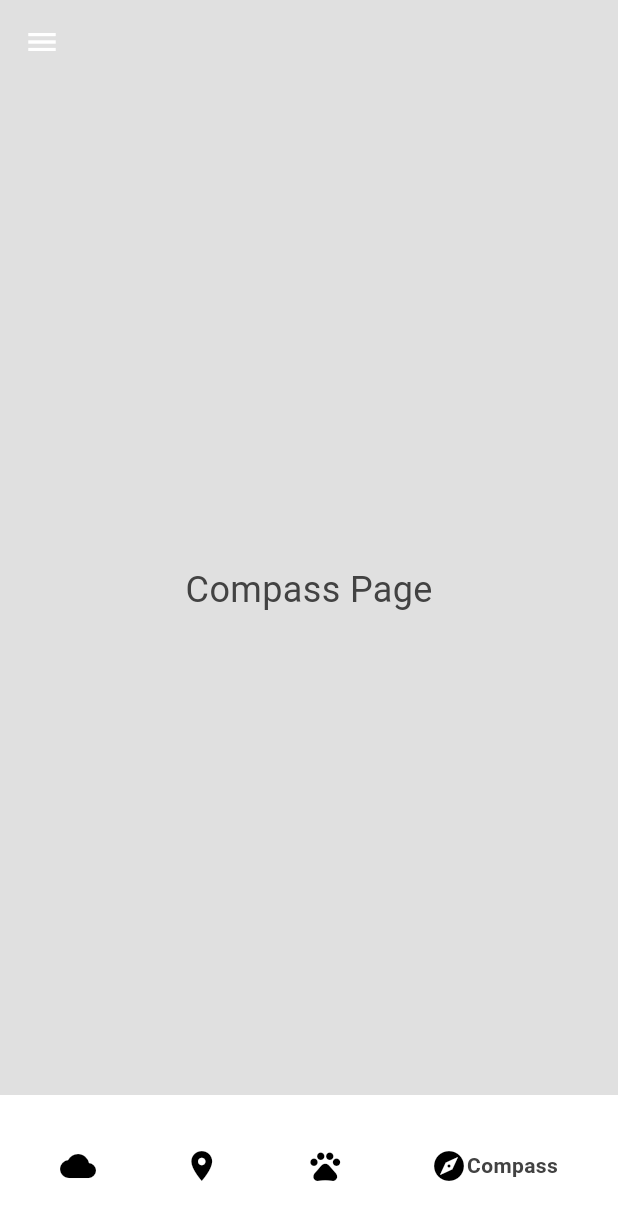
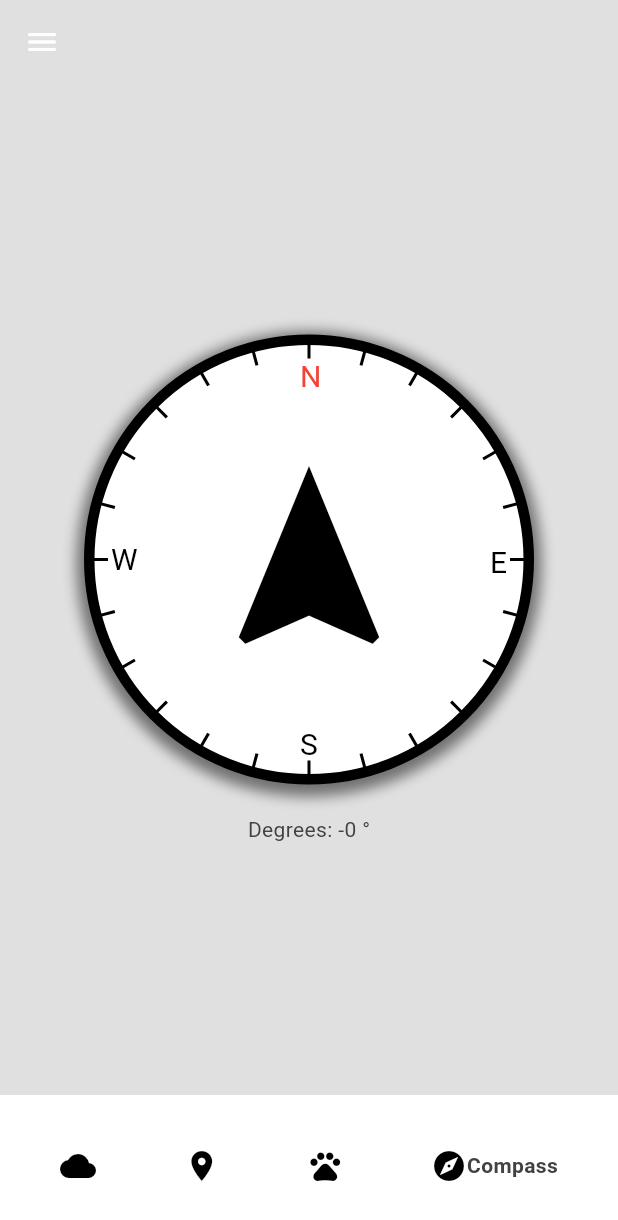
Before and after one commit to toska05/apapp, a Flutter app: the screen it shows once a user with an empty profile is signed in, item 4 of the bottom bar chosen, on a phone screen of 412 x 824 dp. Shown: the top 1220 px of the screen. Run offline on Flutter 3.47's test engine with Material 3 defaults, Android fonts, the light colour scheme and no system bars; drawn by our look-alikes of google_nav_bar; our stand-ins replace cloud_firestore, firebase_auth, firebase_core, geocoding, geolocator, google_fonts and 2 more; accounts and stored records are empty.

Commit message:
Compass 1.0
Posible Improvements:
- Smoother animation
- Improve visuals

```diff
--- a/lib/pages/compass_page.dart
+++ b/lib/pages/compass_page.dart
@@ -1,4 +1,7 @@
 import 'package:flutter/material.dart';
+import 'dart:async';
+import 'dart:math' as math;
+import 'package:sensors_plus/sensors_plus.dart';
 
 class CompassPage extends StatelessWidget {
   const CompassPage({super.key});
@@ -6,7 +9,184 @@ class CompassPage extends StatelessWidget {
   @override
   Widget build(BuildContext context) {
     return const Center(
-      child: Text('Compass Page', style: TextStyle(fontSize: 24)),
+      child: Compass(),
     );
   }
 }
+class Compass extends StatefulWidget {
+  const Compass({super.key});
+
+  @override
+  State<Compass> createState() => _CompassState();
+}
+
+class _CompassState extends State<Compass> {
+  MagnetometerEvent _magnetometerEvent =
+      MagnetometerEvent(0, 0, 0, DateTime.now());
+
+  StreamSubscription? _subscription;
+
+  @override
+  void initState() {
+    super.initState();
+    _subscription = magnetometerEventStream().listen((event) {
+      setState(() {
+        _magnetometerEvent = event;
+      });
+    });
+  }
+
+  @override
+  void dispose() {
+    _subscription?.cancel();
+    super.dispose();
+  }
+
+  double _calculateDegrees(double x, double y) {
+    double heading = math.atan2(y, x);
+    heading = heading * (180 / math.pi);
+
+    // Ensure the value is between 0 and 360
+    if (heading < 0) {
+      heading -= 360;
+    }
+
+    return heading * -1;
+  }
+
+  @override
+  Widget build(BuildContext context) {
+    final degrees =
+        _calculateDegrees(_magnetometerEvent.x, _magnetometerEvent.y);
+    final angle = degrees * (math.pi / 180);
+
+    return SingleChildScrollView(
+      child: Column(
+        mainAxisAlignment: MainAxisAlignment.center,
+        children: <Widget>[
+          Stack(
+            alignment: Alignment.center,
+            children: [
+              // Outer ring with cardinal directions
+              Container(
+                width: 300,
+                height: 300,
+                decoration: BoxDecoration(
+                  shape: BoxShape.circle,
+                  color: Colors.white, // Fill with white color
+                  border: Border.all(color: Colors.black, width: 6),
+                  boxShadow: [
+                    BoxShadow(
+                      color: Colors.black.withAlpha((0.5 * 255).toInt()),
+                      spreadRadius: 5,
+                      blurRadius: 7,
+                      offset: Offset(0, 3),
+                    ),
+                  ],
+                ),
+                child: CustomPaint(
+                  painter: CompassRingPainter(angle), // Pass the angle here
+                ),
+              ),
+              // Rotating arrow
+              Transform.rotate(
+                angle: 0,
+                child: const Icon(
+                  Icons.navigation,
+                  size: 150,
+                  color: Colors.black,
+                ),
+              ),
+            ],
+          ),
+          SizedBox(height: 20),
+          Text('Degrees: ${degrees.toStringAsFixed(0)} °'),
+        ],
+      ),
+    );
+  }
+}
+
+class CompassRingPainter extends CustomPainter {
+  final double angle;
+
+  // Pass the angle from the _CompassState to rotate the directions correctly
+  CompassRingPainter(this.angle);
+
+  @override
+  void paint(Canvas canvas, Size size) {
+    final paint = Paint()
+      ..color = Colors.black
+      ..style = PaintingStyle.stroke
+      ..strokeWidth = 2;
+
+    final center = Offset(size.width / 2, size.height / 2);
+    final radius = size.width / 2;
+
+    // Save the current state of the canvas before rotation
+    canvas.save();
+
+    // Translate to the center of the canvas and then rotate
+    canvas.translate(center.dx, center.dy);
+    canvas.rotate(angle); // Rotate the canvas by the current heading
+
+    // Draw the cardinal direction text
+    TextPainter textPainter = TextPainter(
+      textAlign: TextAlign.center,
+      textDirection: TextDirection.ltr,
+    );
+
+    // North
+    textPainter.text = const  TextSpan(
+      text: 'N',
+      style: TextStyle(color: Colors.red, fontSize: 20),
+    );
+    textPainter.layout();
+    textPainter.paint(canvas, Offset(-6, -radius + 10));
+
+    // East
+    textPainter.text = const TextSpan(
+      text: 'E',
+      style: TextStyle(color: Colors.black, fontSize: 20),
+    );
+    textPainter.layout();
+    textPainter.paint(canvas, Offset(radius - textPainter.width - 12 , -10));
+
+    // South
+    textPainter.text = const TextSpan(
+      text: 'S',
+      style: TextStyle(color: Colors.black, fontSize: 20),
+    );
+    textPainter.layout();
+    textPainter.paint(canvas, Offset(-6, radius - textPainter.height - 10 ));
+
+    // West
+    textPainter.text = const TextSpan(
+      text: 'W',
+      style: TextStyle(color: Colors.black, fontSize: 20),
+    );
+    textPainter.layout();
+    textPainter.paint(canvas, Offset(-radius + 12, -12));
+
+    // Draw Lines for the compass ring going around the circle between the cardinal directions
+
+    for (int i = 0; i < 360; i += 15) {
+      double x1 = radius * math.cos(i * math.pi / 180);
+      double y1 = radius * math.sin(i * math.pi / 180);
+      double x2 = (radius - 10) * math.cos(i * math.pi / 180);
+      double y2 = (radius - 10) * math.sin(i * math.pi / 180);
+      canvas.drawLine(Offset(x1, y1), Offset(x2, y2), paint);
+    }
+
+    // Draw the circle for the compass ring
+    canvas.drawCircle(const Offset(0, 0), radius, paint);
+
+    // Restore the canvas to its original state (undo the translation and rotation)
+    canvas.restore();
+  }
+
+  @override
+  bool shouldRepaint(covariant CustomPainter oldDelegate) {
+    return false;
+  }
+}
--- a/pubspec.yaml
+++ b/pubspec.yaml
@@ -45,6 +45,10 @@ dependencies:
   geocoding: ^3.0.0
   lottie: ^3.1.3
   flutter_secure_storage: ^9.2.4
+  sensors_plus: ^6.1.1
+  vector_math: ^2.1.4
+  flutter_compass: ^0.8.1
+
 
 dev_dependencies:
   flutter_test:
```
Also changed, not shown: pubspec.lock.
